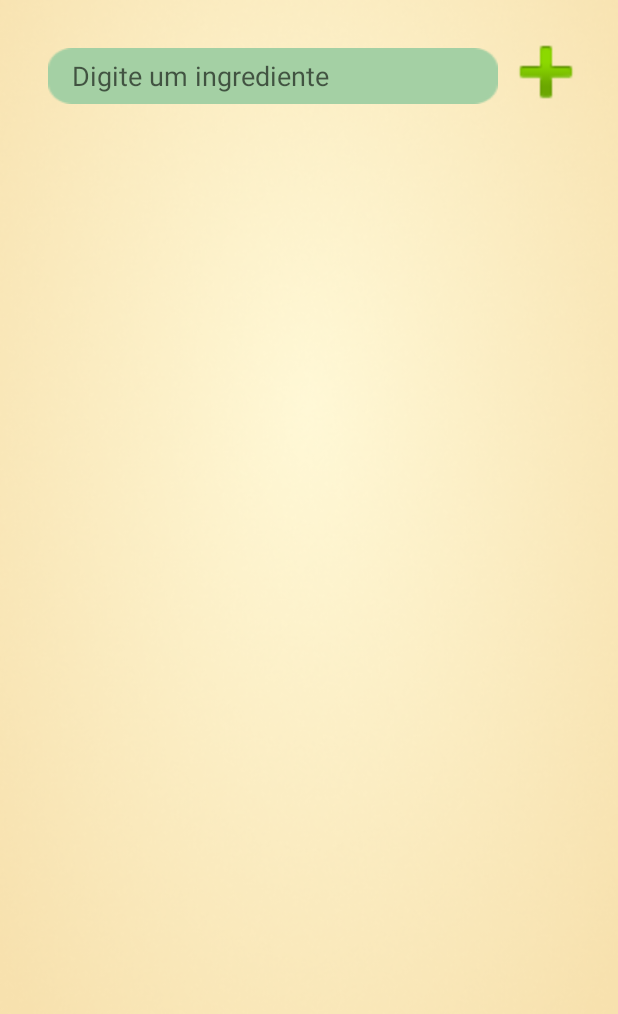
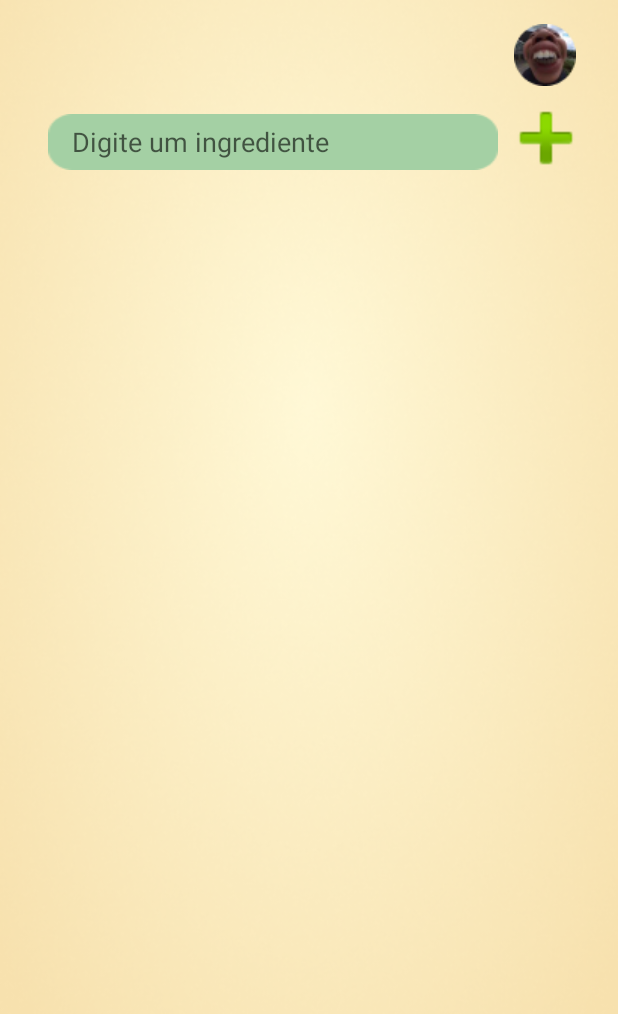
Before and after one commit to GabrielGiacometti/FoodCraftDMO, an Android app built with Jetpack Compose: the PrincipalActivity screen opened directly, with no data from a screen before it, on a phone screen of 412 x 824 dp. Shown: the top 1014 px of the screen. Run offline under Robolectric (Android 15) with nearby library versions, the phone set to English and light mode, and no system bars; our stand-ins replace Firebase (no records; nobody signed in at launch, a user with empty details on screens opened directly); pictures from the network do not load.

Commit message:
fix: to release

```diff
--- a/app/src/main/java/com/foodcraft/LoginActivity.kt
+++ b/app/src/main/java/com/foodcraft/LoginActivity.kt
@@ -39,11 +39,6 @@ class LoginActivity : AppCompatActivity() {
                 userViewModel.login(edtEmail.text.toString(), edtPassword.text.toString())
                     .observe(this, Observer { user ->
                         if (user == null) {
-                            Toast.makeText(
-                                applicationContext,
-                                getString(R.string.login_message),
-                                Toast.LENGTH_SHORT
-                            ).show()
                             return@Observer
                         } else {
                             CurrentUserSingleton.setUser(user)
--- a/app/src/main/res/layout/activity_principal.xml
+++ b/app/src/main/res/layout/activity_principal.xml
@@ -11,16 +11,17 @@
         android:id="@+id/editTextIngredients"
         android:layout_width="0dp"
         android:layout_height="wrap_content"
+        android:layout_marginStart="32dp"
+        android:layout_marginTop="76dp"
+        android:layout_marginEnd="16dp"
+        android:background="@drawable/background_rectangle_green"
         android:hint="Digite um ingrediente"
-        android:background="@drawable/background_rectangle_green"
-        android:layout_marginStart="32dp"
-        android:layout_marginTop="32dp"
-        android:layout_marginEnd="16dp"
+        android:paddingStart="16dp"
         android:textColor="@color/dark_green"
-        android:paddingStart="16dp"
+        app:layout_constraintEnd_toStartOf="@+id/buttonAddIngredients"
+        app:layout_constraintHorizontal_bias="0.0"
         app:layout_constraintStart_toStartOf="parent"
-        app:layout_constraintTop_toTopOf="parent"
-        app:layout_constraintEnd_toStartOf="@+id/buttonAddIngredients" />
+        app:layout_constraintTop_toTopOf="parent" />
 
     <ImageButton
         android:id="@+id/buttonAddIngredients"
@@ -35,6 +36,16 @@
         app:layout_constraintTop_toTopOf="@+id/editTextIngredients"
         app:layout_constraintEnd_toEndOf="parent" />
 
+    <ImageView
+        android:id="@+id/avatarImage"
+        android:layout_width="wrap_content"
+        android:layout_height="wrap_content"
+        android:layout_marginTop="16dp"
+        android:layout_marginEnd="28dp"
+        app:layout_constraintEnd_toEndOf="parent"
+        app:layout_constraintTop_toTopOf="parent"
+        app:srcCompat="@drawable/perfil_avatar" />
+
     <TextView
         android:id="@+id/textViewListIngredients"
         android:layout_width="match_parent"
@@ -48,8 +59,8 @@
         android:id="@+id/recyclerViewRecipes"
         app.layout_constraintBottom_toBottomOf="parent"
         android:layout_width="match_parent"
-        android:layout_height="wrap_content"
-        android:layout_marginTop="16dp"
+        android:layout_height="0dp"
+        android:layout_marginTop="20dp"
         app:layout_constraintTop_toBottomOf="@+id/textViewListIngredients"
         tools:listitem="@layout/recycler_view_recipes" />
 
```
Also changed, not shown: app/src/main/java/com/foodcraft/PrincipalActivity.kt (+14 -0 lines), app/src/main/java/com/foodcraft/ProfileActivity.kt (+33 -9 lines), app/src/main/java/com/foodcraft/RecoveryActivity.kt (+17 -0 lines).
